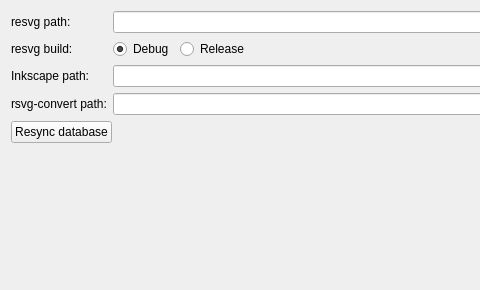
This is tools/vdiff/src/settingsdialog.ui in RazrFalcon/resvg-test-suite as Qt 5 draws it before an edit; both pictures show x 0 to 480 and y 0 to 290 of the 834 by 290 pixel window. The edited form follows.
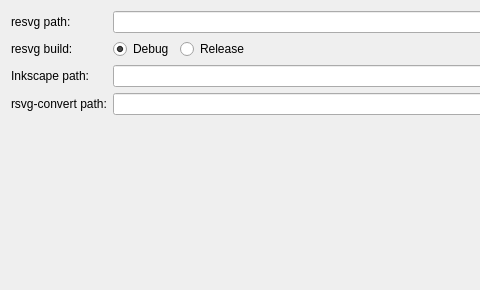
This is the edited form.

Commit message:
Resync button in vdiff moved from Settings to MainWindow.
Results updated.

```diff
--- a/tools/vdiff/src/settingsdialog.ui
+++ b/tools/vdiff/src/settingsdialog.ui
@@ -103,19 +103,6 @@
      </item>
     </layout>
    </item>
-   <item>
-    <widget class="QPushButton" name="btnSyncDB">
-     <property name="sizePolicy">
-      <sizepolicy hsizetype="Fixed" vsizetype="Fixed">
-       <horstretch>0</horstretch>
-       <verstretch>0</verstretch>
-      </sizepolicy>
-     </property>
-     <property name="text">
-      <string>Resync database</string>
-     </property>
-    </widget>
-   </item>
    <item>
     <spacer name="verticalSpacer">
      <property name="orientation">
```
The commit also changes 10 other files.
